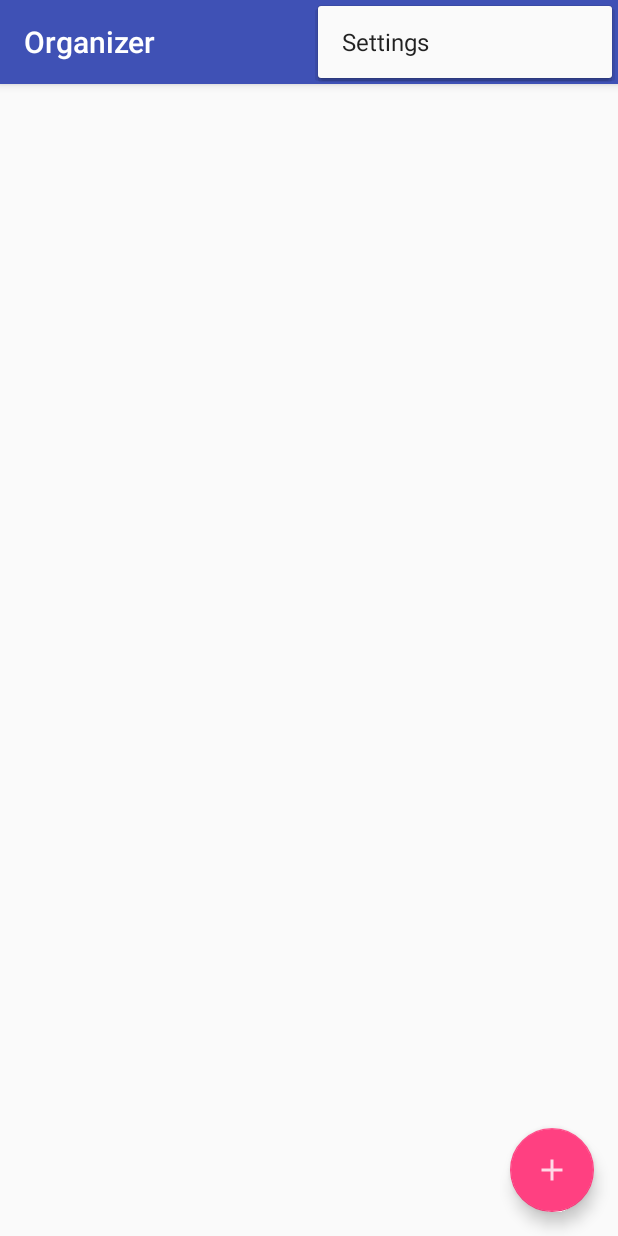
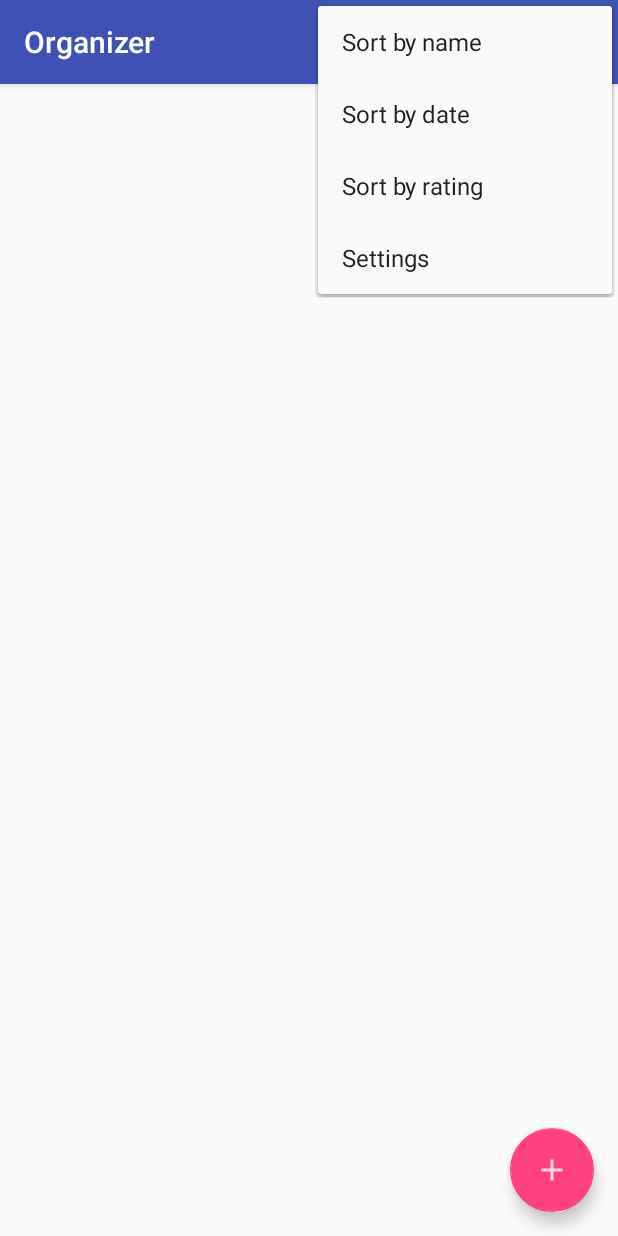
Before and after one commit to kitayupov/OrganizerOld, an Android app: the screen it shows after launch (MainActivity), with the options menu open, on a phone screen of 412 x 824 dp. Run offline under Robolectric (Android 15) with nearby library versions, the phone set to English and light mode, and no system bars.

```diff
--- a/app/src/main/res/layout/activity_editor.xml
+++ b/app/src/main/res/layout/activity_editor.xml
@@ -52,6 +52,7 @@
         android:id="@+id/datePicker"
         android:layout_width="wrap_content"
         android:layout_height="wrap_content"
-        android:calendarViewShown="false" />
+        android:calendarViewShown="false"
+        />
 
 </LinearLayout>
--- a/app/src/main/res/menu/menu_main.xml
+++ b/app/src/main/res/menu/menu_main.xml
@@ -6,5 +6,20 @@
         android:id="@+id/action_settings"
         android:orderInCategory="100"
         android:title="@string/action_settings"
-            app:showAsAction="never"/>
+        app:showAsAction="never" />
+    <item
+        android:id="@+id/action_sort_name"
+        android:orderInCategory="1"
+        android:title="@string/action_sort_by_name"
+        app:showAsAction="never" />
+    <item
+        android:id="@+id/action_sort_date"
+        android:orderInCategory="2"
+        android:title="@string/action_sort_by_date"
+        app:showAsAction="never" />
+    <item
+        android:id="@+id/action_sort_rating"
+        android:orderInCategory="3"
+        android:title="@string/action_sort_by_rating"
+        app:showAsAction="never" />
 </menu>
--- a/app/src/main/res/values/strings.xml
+++ b/app/src/main/res/values/strings.xml
@@ -5,6 +5,9 @@
     <string name="hint_type">Type</string>
     <string name="hint_date">Date</string>
     <string name="message_empty_field">Empty field</string>
+    <string name="action_sort_by_name">Sort by name</string>
+    <string name="action_sort_by_date">Sort by date</string>
+    <string name="action_sort_by_rating">Sort by rating</string>
     <string-array name="note_types">
         <item>Add New Type</item>
     </string-array>
```
Also changed, not shown: app/src/main/java/com/example/kitayupov/organizer/MainActivity.java (+36 -1 lines), app/src/main/java/com/example/kitayupov/organizer/NoteAdapter.java (+6 -1 lines), app/src/main/res/drawable/ic_logo_alt.png (deleted), app/src/main/res/mipmap-hdpi/ic_launcher.png (deleted), app/src/main/res/mipmap-mdpi/ic_launcher.png (deleted), app/src/main/res/mipmap-xhdpi/ic_launcher.png (deleted), app/src/main/res/mipmap-xxhdpi/ic_launcher.png (deleted), app/src/main/res/mipmap-xxxhdpi/ic_launcher.png (deleted), 1 other file. Lines whose indentation alone changed are shown as unchanged.
